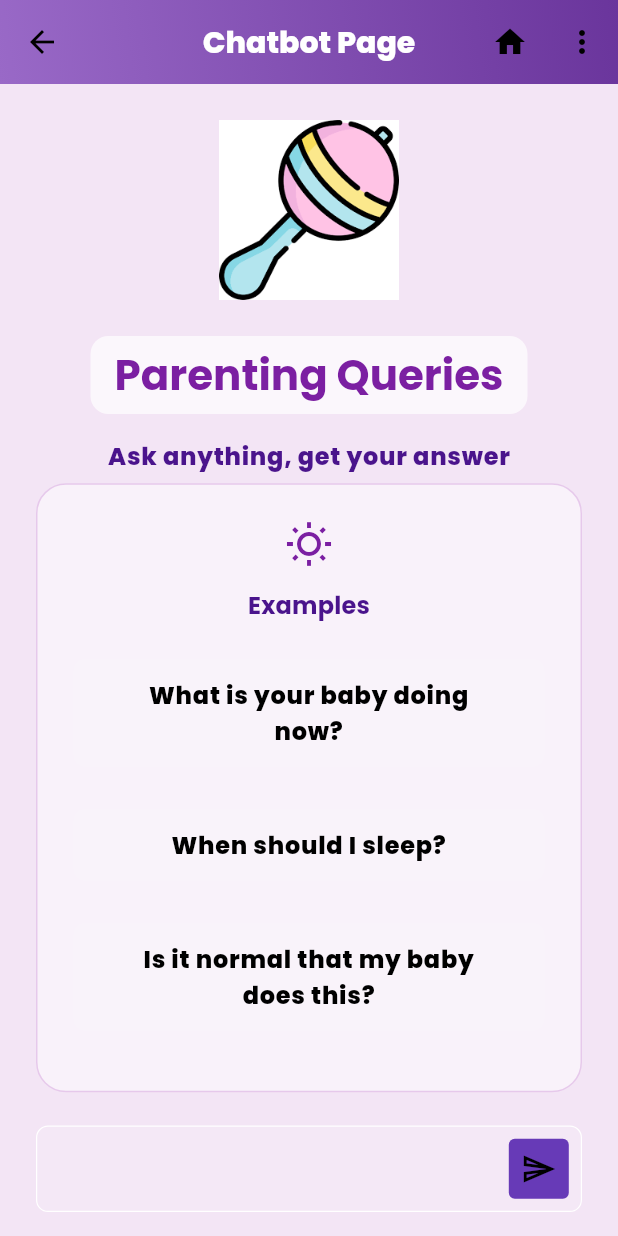
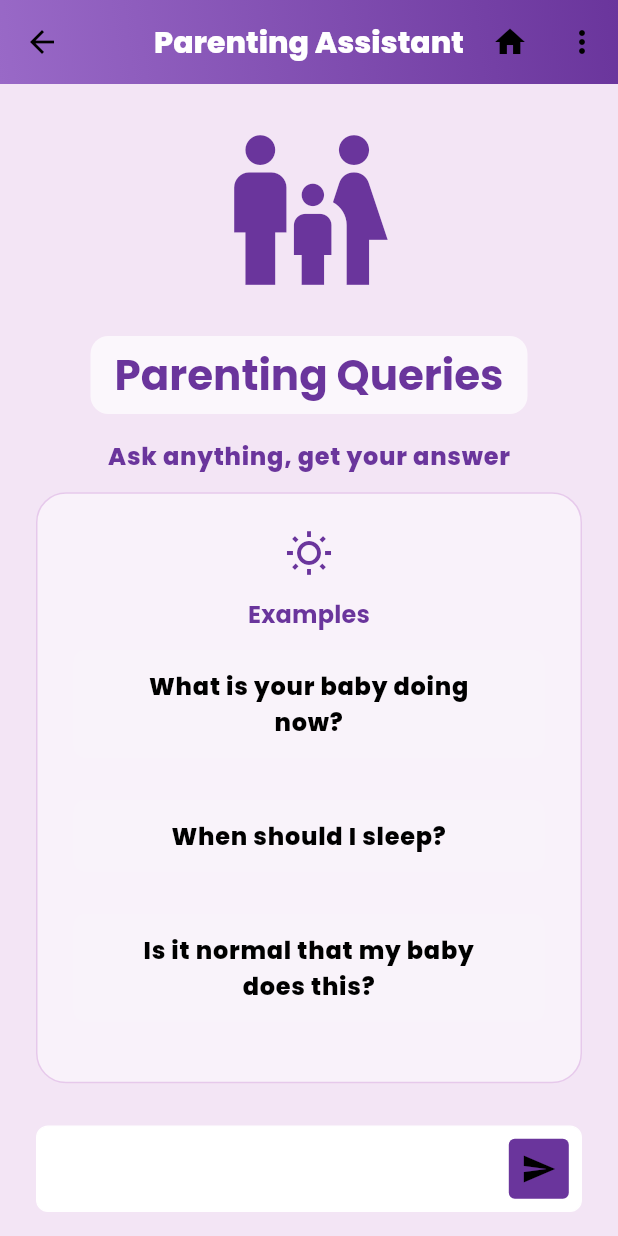
Before and after one commit to carterbrobinson/tracking-tots, a Flutter app: the Chatbot screen opened by its route, on a phone screen of 412 x 824 dp. Run offline on Flutter 3.47's test engine with Material 3 defaults, Android fonts, the phone set to English and light mode, and no system bars; our stand-ins replace firebase_core, fl_chart, flutter_secure_storage; accounts and stored records are empty.

Commit message:
Adding styling to chatbot page, working on feeding form logic, now you can login after you sign in

```diff
--- a/lib/views/chatbot.dart
+++ b/lib/views/chatbot.dart
@@ -23,11 +23,24 @@
 
   bool get isConversationStarted => conversations.isNotEmpty;
 
+  final FocusNode _focusNode = FocusNode();
+
+  @override
+  void initState() {
+    super.initState();
+  }
+
+  @override
+  void dispose() {
+    _focusNode.dispose();
+    super.dispose();
+  }
+
   @override
   Widget build(BuildContext context) {
     final textTheme = Theme.of(context).textTheme;
     return Scaffold(
-      appBar: TopNavigationBar(title: "Chatbot Page"),
+      appBar: TopNavigationBar(title: "Parenting Assistant"),
       backgroundColor: Colors.purple[50],
       body: SafeArea(
         child: Padding(
@@ -36,9 +49,10 @@
             children: [
               const SizedBox(height: 24), // Reduced top spacing
               if (!isConversationStarted) ...[
-                Image.asset(
-                  "assets/rattle.png",
-                  height: 120, // Control image size
+                Icon(
+                  Icons.family_restroom,
+                  size: 120,
+                  color: Color(0xFF6A359C),
                 ),
                 const SizedBox(height: 24),
                 Container(
@@ -51,7 +65,7 @@
                     "Parenting Queries",
                     style: textTheme.headlineMedium?.copyWith(
                       fontWeight: FontWeight.bold,
-                      color: Colors.purple[700],
+                      color: Color(0xFF6A359C),
                     ),
                     textAlign: TextAlign.center,
                   ),
@@ -60,7 +74,7 @@
                 Text(
                   "Ask anything, get your answer",
                   style: textTheme.bodyLarge?.copyWith(
-                    color: Colors.purple[900],
+                    color: Color(0xFF6A359C),
                   ),
                 ),
                 Expanded(
@@ -75,29 +89,32 @@
                           width: 1,
                         ),
                       ),
+                      child: SizedBox(
+                        width: 400,
                         child: Column(
                           mainAxisSize: MainAxisSize.min,
                           children: [
                             Icon(
                               Icons.wb_sunny_outlined,
-                            color: Colors.purple[700],
+                              color: Color(0xFF6A359C),
                               size: 32,
                             ),
                             const SizedBox(height: 12),
                             Text(
                               "Examples",
                               style: textTheme.titleMedium?.copyWith(
-                              color: Colors.purple[900],
+                                color: Color(0xFF6A359C),
                                 fontWeight: FontWeight.bold,
                               ),
                             ),
-                          const SizedBox(height: 24),
+                            const SizedBox(height: 12),
                             const ExampleWidget(text: "What is your baby doing now?"),
                             const SizedBox(height: 12),
                             const ExampleWidget(text: "When should I sleep?"),
                             const SizedBox(height: 12),
                             const ExampleWidget(text: "Is it normal that my baby does this?"),
                           ],
+                        ),
                       ),
                     ),
                   ),
@@ -109,11 +126,11 @@
                 padding: const EdgeInsets.symmetric(vertical: 16),
                 child: ChatTextField(
                   controller: controller,
+                  focusNode: _focusNode,
                   onSubmitted: (question) {
                     if (question?.trim().isEmpty ?? true) return;
 
                     controller.clear();
-                    FocusScope.of(context).unfocus();
                     setState(() {
                       conversations.add(Conversation(question!, "Thinking..."));
                     });
@@ -133,6 +150,7 @@
                           conversations.last.question,
                           result
                         );
+                        _focusNode.requestFocus();
                       });
                     }).catchError((error) {
                       setState(() {
@@ -140,6 +158,7 @@
                           conversations.last.question,
                           "Error: Failed to get response. Please try again."
                         );
+                        _focusNode.requestFocus();
                       });
                       print("Error: $error");
                     });
--- a/lib/views/widgets/chat_text_field.dart
+++ b/lib/views/widgets/chat_text_field.dart
@@ -4,15 +4,16 @@
 class ChatTextField extends StatelessWidget {
   final TextEditingController controller;
   final Function(String?) onSubmitted;
+  final FocusNode focusNode;
 
   const ChatTextField(
-    {super.key, required this.controller, required this.onSubmitted});
+    {super.key, required this.controller, required this.onSubmitted, required this.focusNode});
 
   @override
   Widget build(BuildContext context) {
     return Container(
       decoration: BoxDecoration(
-        color: CustomColors.lightGrey,
+        color: Colors.white,
         borderRadius: BorderRadius.circular(8),
         border: Border.all(color: Colors.white, width: .8)),
       child: Row(
@@ -21,8 +22,9 @@
           Flexible(
             child: TextField(
               controller: controller,
+              focusNode: focusNode,
               onSubmitted: onSubmitted,
-              cursorColor: Colors.white,
+              cursorColor: Color(0xFF6A359C),
               decoration: const InputDecoration(border: InputBorder.none),
             ),
             ),
@@ -30,10 +32,10 @@
             child: IconButton(
               onPressed: () => onSubmitted(controller.text),
               style: IconButton.styleFrom(
-              backgroundColor: CustomColors.primary,
+              backgroundColor: Color(0xFF6A359C),
               shape: RoundedRectangleBorder(
                 borderRadius: BorderRadius.circular(4))),
-            icon: const Icon(Icons.send_outlined),
+            icon: const Icon(Icons.send),
             ),
           )
         ],
--- a/lib/views/widgets/message_widget.dart
+++ b/lib/views/widgets/message_widget.dart
@@ -21,12 +21,14 @@
               maxWidth: MediaQuery.of(context).size.width * .8
             ),
             decoration: BoxDecoration(
-                color: fromAi ? CustomColors.midGrey : CustomColors.primary,
+                color: fromAi ? Colors.white : Color(0xFF6A359C),
                 borderRadius: BorderRadius.circular(8).copyWith(
                     bottomLeft: fromAi ? const Radius.circular(0) : null,
                     bottomRight: !fromAi ? const Radius.circular(0) : null)),
             padding: const EdgeInsets.all(12),
-            child: Text(text),
+            child: Text(text, style: TextStyle(
+              color: fromAi ? Colors.black : Colors.white,
+            )),
           ),
         ],
       ),
```
Also changed, not shown: lib/views/feeding_form.dart (+95 -27 lines), lib/views/signup_page.dart (+55 -52 lines), 1 other file. Lines whose indentation alone changed are shown as unchanged.
